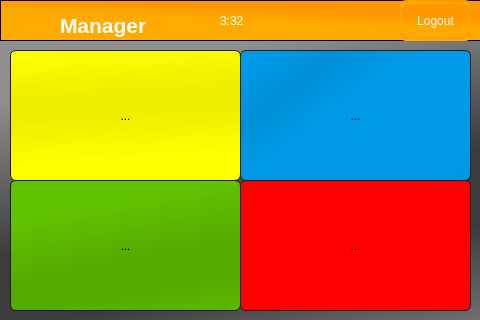
This is HPOS/menuScreen.ui in MinniHai/HPoS_Pi as Qt 5 draws it before an edit. The edited form follows.
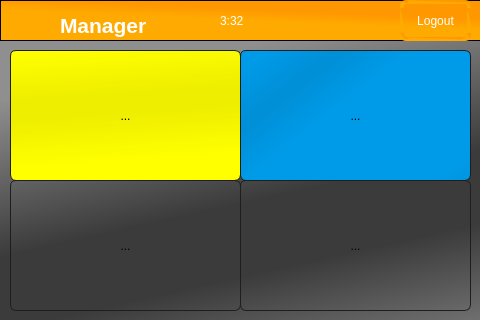
This is the edited form. Icons and pictures are not drawn.

Commit message: Menu with Role

The edit to the form file:
```diff
--- a/HPOS/menuScreen.ui
+++ b/HPOS/menuScreen.ui
@@ -38,10 +38,7 @@
 {
 		background-color: qlineargradient(spread:pad, x1:0.637, y1:0.279591, x2:0.489, y2:0.574, stop:0 rgba(255, 151, 0, 255), stop:0.75 rgba(255, 170, 0, 255));
 }
-QToolButton#btnHumanResource
-{
-	background-color: qlineargradient(spread:reflect, x1:0.653, y1:0.699136, x2:0.437227, y2:0.057, stop:0.159091 rgba(85, 170, 0, 255), stop:0.846591 rgba(97, 194, 0, 255))
-}
+
 QToolButton
 {
    
@@ -66,11 +63,6 @@
     border: 6px solid qlineargradient(spread:reflect, x1:0.653, y1:0.699136, x2:0.437227, y2:0.057, stop:0.159091 rgba(59, 59, 59, 255), stop:0.846591 rgba(143, 143, 143, 255));
 }
 
-QToolButton#btnInventory
-{
-	
-	background-color: qlineargradient(spread:reflect, x1:0.368818, y1:0.791, x2:0.58, y2:0.193182, stop:0.0170455 rgba(255, 0, 0, 255));
-}
 QToolButton#btnOrder
 {
 	background-color: qlineargradient(spread:reflect, x1:0.386, y1:0.943227, x2:0.324, y2:0.426091, stop:0.159091 rgba(255, 255, 0, 255), stop:0.846591 rgba(238, 238, 0, 255));
@@ -232,7 +224,7 @@
     </rect>
    </property>
    <property name="styleSheet">
-    <string notr="true">background-color: qlineargradient(spread:reflect, x1:0.653, y1:0.699136, x2:0.437227, y2:0.057, stop:0.159091 rgba(85, 170, 0, 255), stop:0.846591 rgba(97, 194, 0, 255))</string>
+    <string notr="true"/>
    </property>
    <property name="text">
     <string>...</string>
```
The commit also changes 9 other files.
